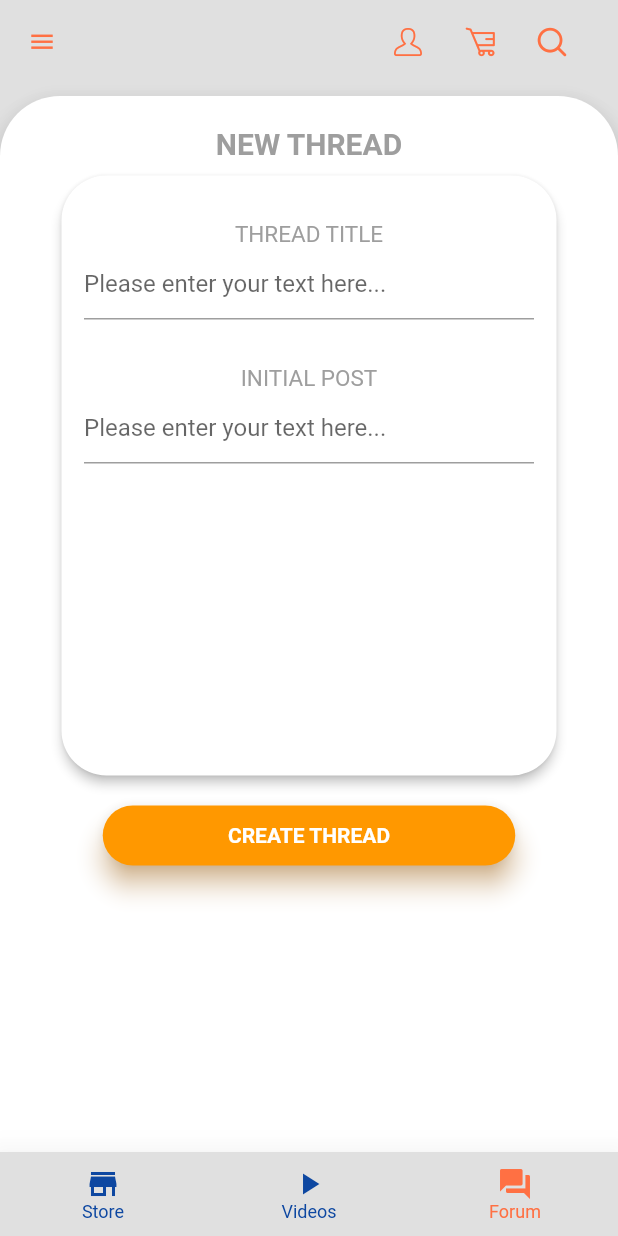
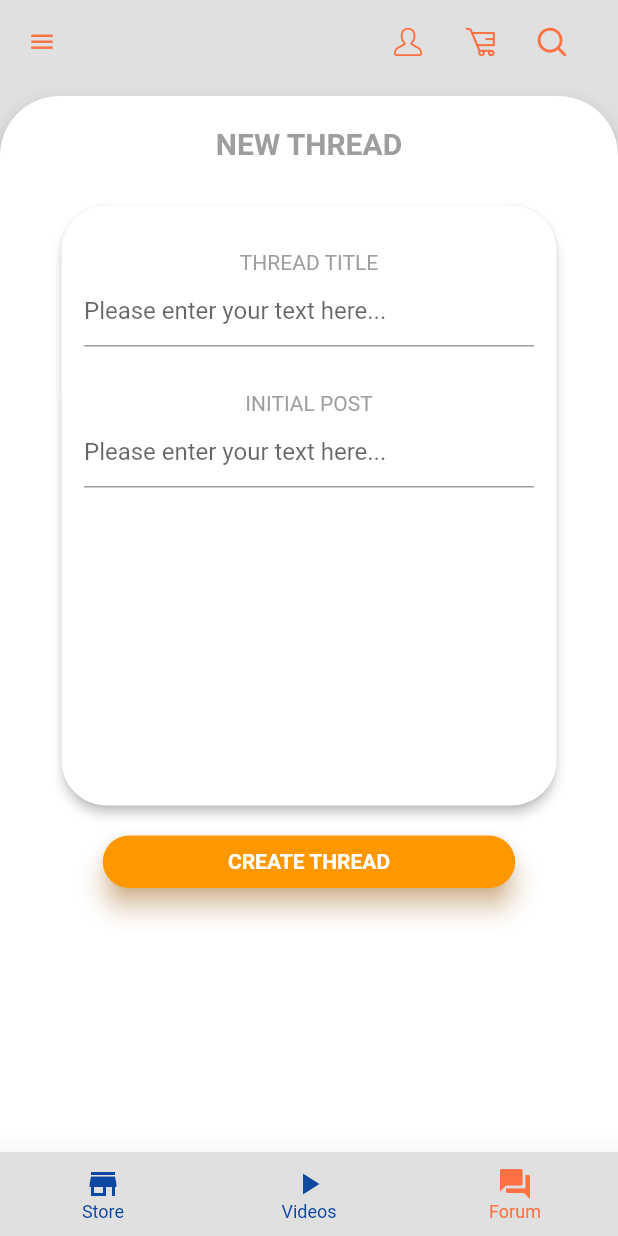
Before and after one commit to SaniahM/Swole-Spartan, a Flutter app: the DFNewThreadPage screen opened by its route, on a phone screen of 412 x 824 dp. Run offline on Flutter 3.47's test engine with Material 2 defaults, Android fonts, the phone set to English and light mode, and no system bars; our stand-ins replace carousel_slider, cloud_firestore, firebase_auth, youtube_player_flutter; accounts and stored records are empty; network calls fail; Roboto replaces fonts that are missing (NeusaNextStf-CompactRegular.otf).

Commit message:
Working_DF

```diff
--- a/lib/DF_home.dart
+++ b/lib/DF_home.dart
@@ -32,7 +32,7 @@ class _DFHomePage extends State<DFHomePage>{
                     ),
                     ),
                   ),
-                  SizedBox(height: 30.0),
+                  SizedBox(height: 20.0),
                   Expanded(
                     child: forumList()
                   ),
--- a/lib/new_thread_sub.dart
+++ b/lib/new_thread_sub.dart
@@ -47,6 +47,7 @@ String threadContent;
                     ),
                   ),
 
+                  SizedBox(height: 20),
 
                   Card(
                     elevation: 3.0,
@@ -65,7 +66,7 @@ String threadContent;
                             child: Text(
                               "THREAD TITLE",
                               style: TextStyle(
-                              fontSize: 15.0,
+                              fontSize: 14.0,
                               fontFamily: ssFont,
                               color: Colors.grey,
                               // fontWeight: FontWeight.bold
@@ -102,7 +103,7 @@ String threadContent;
                             child: Text(
                               "INITIAL POST",
                               style: TextStyle(
-                              fontSize: 15.0,
+                              fontSize: 14.0,
                               fontFamily: ssFont,
                               color: Colors.grey,
                               // fontWeight: FontWeight.bold
@@ -144,7 +145,7 @@ String threadContent;
                   SizedBox(height: 10.0),
 
                   Container(
-                    height: 40.0,
+                    height: 35.0,
                     width: 275.0,
                     child: Material(
                       borderRadius: BorderRadius.circular(20.0),
--- a/lib/thread_sub.dart
+++ b/lib/thread_sub.dart
@@ -35,7 +35,7 @@ class _DFThreadPageSub extends State<DFThreadPageSub>{
                     ),
                   ),
 
-                  SizedBox(height: 30.0),
+                  SizedBox(height: 20.0),
 
 
                   Expanded(
```
Also changed, not shown: lib/post_list.dart (+37 -18 lines), lib/post_sub.dart (+5 -3 lines).
